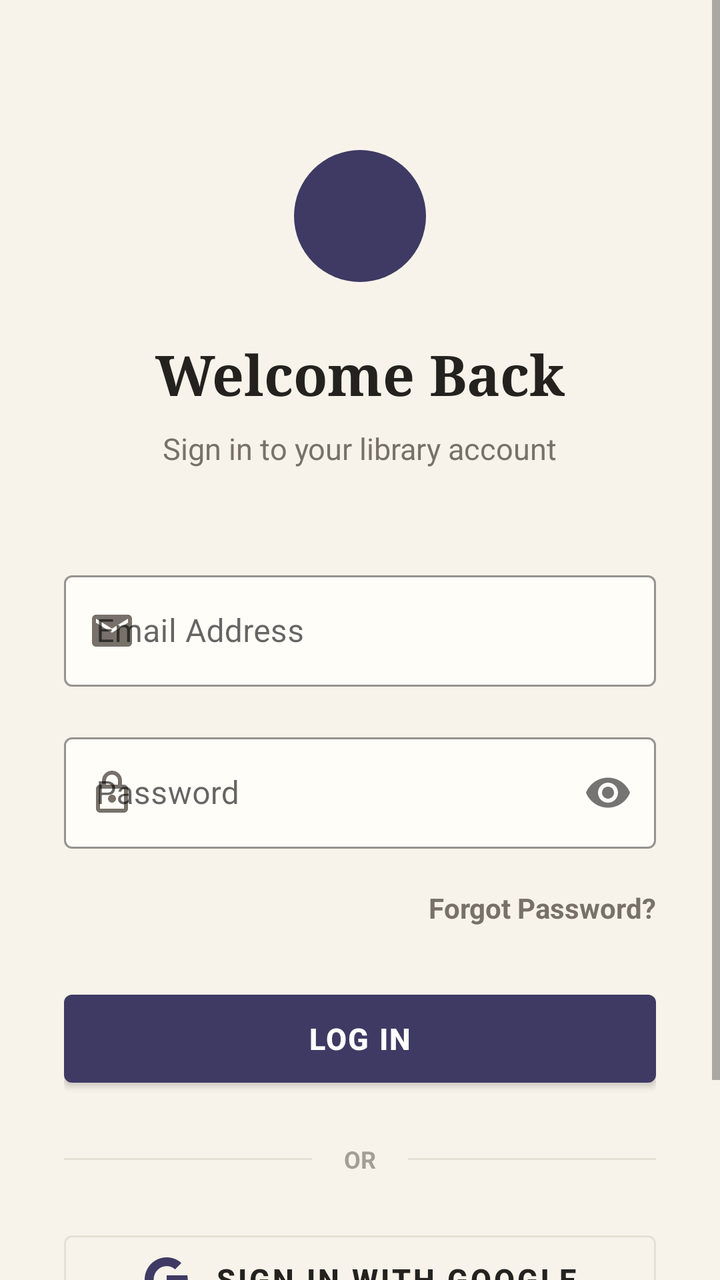
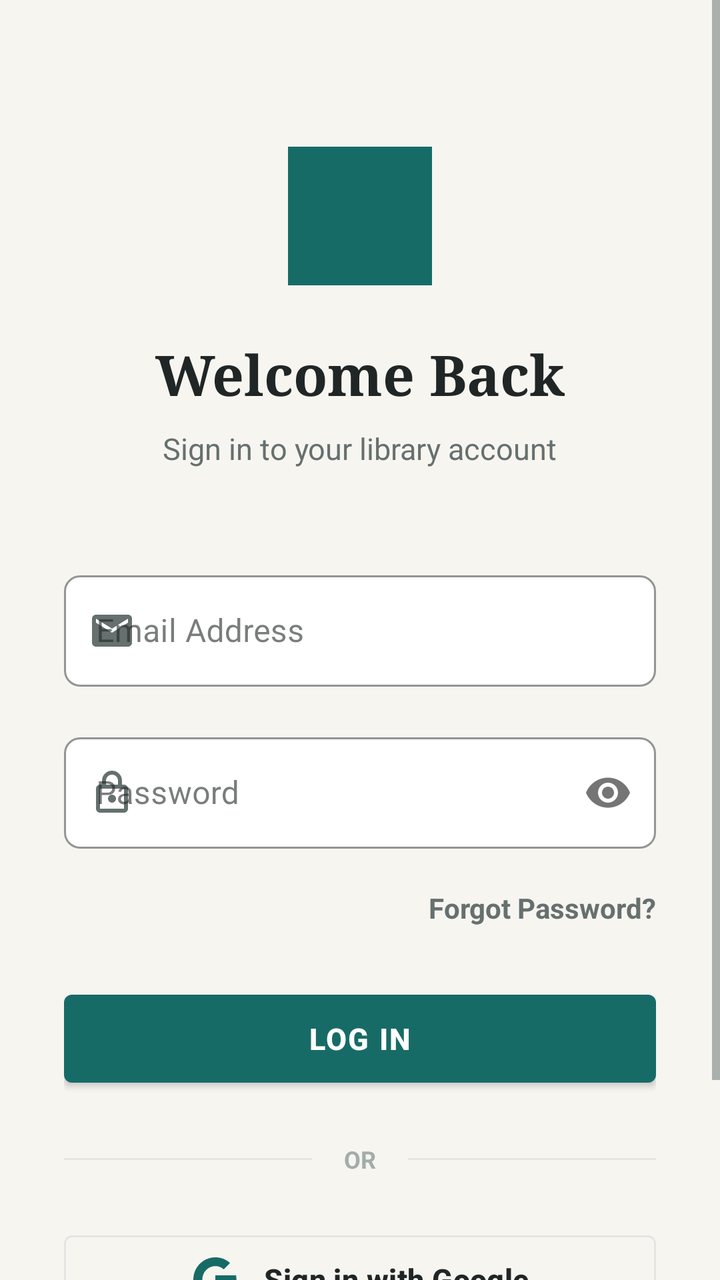

Before-and-after screenshots of an Android layout around one commit, followed by the original layout XML and the change that was made.
<!-- AndroidManifest.xml: application theme Theme.SmartLibrary -->
<!-- res/layout/activity_login.xml -->
<?xml version="1.0" encoding="utf-8"?>
<ScrollView xmlns:android="http://schemas.android.com/apk/res/android"
    xmlns:app="http://schemas.android.com/apk/res-auto"
    android:layout_width="match_parent"
    android:layout_height="match_parent"
    android:background="@color/background"
    android:fillViewport="true">

    <LinearLayout
        android:layout_width="match_parent"
        android:layout_height="wrap_content"
        android:orientation="vertical"
        android:padding="32dp">

        <LinearLayout
            android:layout_width="match_parent"
            android:layout_height="wrap_content"
            android:layout_marginTop="40dp"
            android:gravity="center_horizontal"
            android:orientation="vertical">

            <ImageView
                android:layout_width="72dp"
                android:layout_height="72dp"
                android:contentDescription="Library Logo"
                android:src="@drawable/ic_library_logo"
                app:tint="@color/primary" />

            <TextView
                android:layout_width="wrap_content"
                android:layout_height="wrap_content"
                android:layout_marginTop="24dp"
                android:text="Welcome Back"
                android:textColor="@color/text_primary"
                android:textSize="28sp"
                android:fontFamily="serif"
                android:textStyle="bold" />

            <TextView
                android:layout_width="wrap_content"
                android:layout_height="wrap_content"
                android:layout_marginTop="8dp"
                android:text="Sign in to your library account"
                android:textColor="@color/text_secondary"
                android:textSize="15sp" />
        </LinearLayout>

        <LinearLayout
            android:layout_width="match_parent"
            android:layout_height="wrap_content"
            android:orientation="vertical"
            android:layout_marginTop="48dp">

            <com.google.android.material.textfield.TextInputLayout
                android:id="@+id/tilEmail"
                style="@style/Widget.MaterialComponents.TextInputLayout.OutlinedBox"
                android:layout_width="match_parent"
                android:layout_height="wrap_content"
                android:hint="Email Address"
                app:boxStrokeColor="@color/primary"
                app:boxBackgroundColor="@color/surface"
                app:startIconDrawable="@drawable/ic_email"
                app:startIconTint="@color/text_secondary">

                <com.google.android.material.textfield.TextInputEditText
                    android:id="@+id/etEmail"
                    android:layout_width="match_parent"
                    android:layout_height="wrap_content"
                    android:inputType="textEmailAddress" />
            </com.google.android.material.textfield.TextInputLayout>

            <com.google.android.material.textfield.TextInputLayout
                android:id="@+id/tilPassword"
                style="@style/Widget.MaterialComponents.TextInputLayout.OutlinedBox"
                android:layout_width="match_parent"
                android:layout_height="wrap_content"
                android:layout_marginTop="20dp"
                android:hint="Password"
                app:boxStrokeColor="@color/primary"
                app:boxBackgroundColor="@color/surface"
                app:passwordToggleEnabled="true"
                app:startIconDrawable="@drawable/ic_lock"
                app:startIconTint="@color/text_secondary">

                <com.google.android.material.textfield.TextInputEditText
                    android:id="@+id/etPassword"
                    android:layout_width="match_parent"
                    android:layout_height="wrap_content"
                    android:inputType="textPassword" />
            </com.google.android.material.textfield.TextInputLayout>

            <TextView
                android:id="@+id/tvForgotPassword"
                android:layout_width="wrap_content"
                android:layout_height="wrap_content"
                android:layout_gravity="end"
                android:layout_marginTop="16dp"
                android:paddingVertical="4dp"
                android:text="Forgot Password?"
                android:textColor="@color/text_secondary"
                android:textStyle="bold" />

            <com.google.android.material.button.MaterialButton
                android:id="@+id/btnLogin"
                android:layout_width="match_parent"
                android:layout_height="56dp"
                android:layout_marginTop="24dp"
                android:text="LOG IN"
                android:textSize="15sp"
                android:textStyle="bold"
                android:letterSpacing="0.05"
                app:backgroundTint="@color/primary"
                app:cornerRadius="4dp" />

            <ProgressBar
                android:id="@+id/progressBarLogin"
                android:layout_width="wrap_content"
                android:layout_height="wrap_content"
                android:layout_gravity="center"
                android:layout_marginTop="16dp"
                android:indeterminateTint="@color/primary"
                android:visibility="gone" />
        </LinearLayout>

        <LinearLayout
            android:layout_width="match_parent"
            android:layout_height="wrap_content"
            android:layout_marginTop="24dp"
            android:gravity="center"
            android:orientation="horizontal">
            <View
                android:layout_width="0dp"
                android:layout_height="1dp"
                android:layout_weight="1"
                android:background="@color/divider" />
            <TextView
                android:layout_width="wrap_content"
                android:layout_height="wrap_content"
                android:layout_marginHorizontal="16dp"
                android:text="OR"
                android:textColor="@color/text_muted"
                android:textSize="12sp"
                android:textStyle="bold" />
            <View
                android:layout_width="0dp"
                android:layout_height="1dp"
                android:layout_weight="1"
                android:background="@color/divider" />
        </LinearLayout>

        <com.google.android.material.button.MaterialButton
            android:id="@+id/btnGoogleSignIn"
            style="@style/Widget.MaterialComponents.Button.OutlinedButton"
            android:layout_width="match_parent"
            android:layout_height="56dp"
            android:layout_marginTop="24dp"
            android:text="Sign in with Google"
            android:textColor="@color/text_primary"
            android:textSize="15sp"
            android:textStyle="bold"
            app:cornerRadius="4dp"
            app:icon="@drawable/ic_google"
            app:iconGravity="textStart"
            app:iconPadding="12dp"
            app:strokeColor="@color/divider" />

        <LinearLayout
            android:layout_width="match_parent"
            android:layout_height="wrap_content"
            android:layout_marginTop="32dp"
            android:gravity="center"
            android:orientation="horizontal">

            <TextView
                android:layout_width="wrap_content"
                android:layout_height="wrap_content"
                android:text="Don't have an account? "
                android:textColor="@color/text_secondary" />

            <TextView
                android:id="@+id/tvRegister"
                android:layout_width="wrap_content"
                android:layout_height="wrap_content"
                android:padding="4dp"
                android:text="Sign up now"
                android:textColor="@color/primary"
                android:textStyle="bold" />
        </LinearLayout>

    </LinearLayout>
</ScrollView>
<!-- resources referenced by this layout -->
<resources>
  <color name="background">#F7F3EA</color>
  <color name="divider">#E7E0D4</color>
  <color name="primary">#3F3A63</color>
  <color name="surface">#FFFDF8</color>
  <color name="text_muted">#A39E96</color>
  <color name="text_primary">#24221F</color>
  <color name="text_secondary">#77716A</color>
  <!-- drawable ic_library_logo (drawable) -->
  <vector xmlns:android="http://schemas.android.com/apk/res/android"
      android:width="96dp"
      android:height="96dp"
      android:viewportWidth="96"
      android:viewportHeight="96">
  
      
      <path
          android:fillColor="#0EA5E9"
          android:pathData="M48,4A44,44 0,1 0,92 48,44.05 44.05 0,0 0,48 4Z" />
      <path
          android:fillColor="#1E293B"
          android:pathData="M48,10A38,38 0,1 0,86 48,38.04 38.04 0,0 0,48 10Z" />
  
      
      <path
          android:fillColor="#FFFFFF"
          android:pathData="M24,32 C32,28 42,30 48,34 C54,30 64,28 72,32 L72,66 C64,62 54,64 48,68 C42,64 32,62 24,66 Z" />
      <path
          android:fillColor="#0EA5E9"
          android:pathData="M46,36 L46,65 C42,62 33,60 26,63 L26,34 C33,31 42,33 46,36 Z" />
  
      
      <path
          android:fillColor="#38BDF8"
          android:pathData="M58,40 h8 v8 h-8 z M68,40 h6 v6 h-6 z M58,50 h6 v6 h-6 z M66,48 h8 v8 h-8 z" />
  
      
      <path
          android:fillColor="#F59E0B"
          android:pathData="M48,22 l2,4 4,1 -3,3 1,4 -4,-2 -4,2 1,-4 -3,-3 4,-1 z" />
  </vector>
  <style name="Base.Theme.SmartLibrary" parent="Theme.MaterialComponents.DayNight.NoActionBar">
          
          <item name="colorPrimary">@color/primary</item>
          <item name="colorPrimaryVariant">@color/primary_dark</item>
          <item name="colorOnPrimary">@color/white</item>
          
          <item name="colorSecondary">@color/accent</item>
          <item name="colorSecondaryVariant">@color/accent_dark</item>
          <item name="colorOnSecondary">@color/white</item>
          
          <item name="android:statusBarColor">@color/background</item>
          <item name="android:windowLightStatusBar">true</item>
          
          <item name="android:windowBackground">@color/background</item>
      </style>
  <color name="primary_dark">#2B2745</color>
  <color name="white">#FFFFFF</color>
  <color name="accent">#C79A55</color>
  <color name="accent_dark">#A67C3F</color>
  <!-- unchanged entries left out for length: 4 -->
</resources>

<!-- the commit's change to res/layout/activity_login.xml (unified diff, before → after) -->
@@ -23,7 +23,7 @@
                 android:layout_width="72dp"
                 android:layout_height="72dp"
                 android:contentDescription="Library Logo"
-                android:src="@drawable/ic_library_logo"
+                android:src="@drawable/ic_user_logo"
                 app:tint="@color/primary" />
 
             <TextView
<!-- resource entries referenced after the edit -->
@@ -1,45 +1,13 @@
 <!-- resources referenced by this layout -->
 <resources>
-  <color name="background">#F7F3EA</color>
-  <color name="divider">#E7E0D4</color>
-  <color name="primary">#3F3A63</color>
-  <color name="surface">#FFFDF8</color>
-  <color name="text_muted">#A39E96</color>
-  <color name="text_primary">#24221F</color>
-  <color name="text_secondary">#77716A</color>
-  <!-- drawable ic_library_logo (drawable) -->
-  <vector xmlns:android="http://schemas.android.com/apk/res/android"
-      android:width="96dp"
-      android:height="96dp"
-      android:viewportWidth="96"
-      android:viewportHeight="96">
-  
-      
-      <path
-          android:fillColor="#0EA5E9"
-          android:pathData="M48,4A44,44 0,1 0,92 48,44.05 44.05 0,0 0,48 4Z" />
-      <path
-          android:fillColor="#1E293B"
-          android:pathData="M48,10A38,38 0,1 0,86 48,38.04 38.04 0,0 0,48 10Z" />
-  
-      
-      <path
-          android:fillColor="#FFFFFF"
-          android:pathData="M24,32 C32,28 42,30 48,34 C54,30 64,28 72,32 L72,66 C64,62 54,64 48,68 C42,64 32,62 24,66 Z" />
-      <path
-          android:fillColor="#0EA5E9"
-          android:pathData="M46,36 L46,65 C42,62 33,60 26,63 L26,34 C33,31 42,33 46,36 Z" />
-  
-      
-      <path
-          android:fillColor="#38BDF8"
-          android:pathData="M58,40 h8 v8 h-8 z M68,40 h6 v6 h-6 z M58,50 h6 v6 h-6 z M66,48 h8 v8 h-8 z" />
-  
-      
-      <path
-          android:fillColor="#F59E0B"
-          android:pathData="M48,22 l2,4 4,1 -3,3 1,4 -4,-2 -4,2 1,-4 -3,-3 4,-1 z" />
-  </vector>
+  <color name="background">#F7F5F0</color>
+  <color name="divider">#E3E6E3</color>
+  <color name="primary">#176B67</color>
+  <color name="surface">#FFFFFF</color>
+  <color name="text_muted">#A2ADAB</color>
+  <color name="text_primary">#202625</color>
+  <color name="text_secondary">#66706E</color>
+  <!-- drawable ic_user_logo: png bitmap (drawable, 35357 bytes) -->
   <style name="Base.Theme.SmartLibrary" parent="Theme.MaterialComponents.DayNight.NoActionBar">
           
           <item name="colorPrimary">@color/primary</item>
@@ -54,11 +22,55 @@
           <item name="android:windowLightStatusBar">true</item>
           
           <item name="android:windowBackground">@color/background</item>
+          <item name="colorSurface">@color/surface</item>
+          <item name="colorOnSurface">@color/text_primary</item>
+          <item name="android:textColorPrimary">@color/text_primary</item>
+          <item name="android:textColorSecondary">@color/text_secondary</item>
+          
+          
+          <item name="shapeAppearanceSmallComponent">@style/ShapeAppearance.SmartLibrary.SmallComponent</item>
+          <item name="shapeAppearanceMediumComponent">@style/ShapeAppearance.SmartLibrary.MediumComponent</item>
+          <item name="shapeAppearanceLargeComponent">@style/ShapeAppearance.SmartLibrary.LargeComponent</item>
+          <item name="materialCardViewStyle">@style/Widget.SmartLibrary.CardView</item>
+          <item name="materialButtonStyle">@style/Widget.SmartLibrary.Button</item>
+          <item name="bottomNavigationStyle">@style/Widget.SmartLibrary.BottomNavigationView</item>
       </style>
-  <color name="primary_dark">#2B2745</color>
+  <color name="primary_dark">#125854</color>
   <color name="white">#FFFFFF</color>
-  <color name="accent">#C79A55</color>
-  <color name="accent_dark">#A67C3F</color>
+  <color name="accent">#C58A3A</color>
+  <color name="accent_dark">#A47230</color>
+  <style name="ShapeAppearance.SmartLibrary.SmallComponent" parent="ShapeAppearance.MaterialComponents.SmallComponent">
+          <item name="cornerFamily">rounded</item>
+          <item name="cornerSize">8dp</item>
+      </style>
+  <style name="ShapeAppearance.SmartLibrary.MediumComponent" parent="ShapeAppearance.MaterialComponents.MediumComponent">
+          <item name="cornerFamily">rounded</item>
+          <item name="cornerSize">16dp</item>
+      </style>
+  <style name="ShapeAppearance.SmartLibrary.LargeComponent" parent="ShapeAppearance.MaterialComponents.LargeComponent">
+          <item name="cornerFamily">rounded</item>
+          <item name="cornerSize">24dp</item>
+      </style>
+  <style name="Widget.SmartLibrary.CardView" parent="Widget.MaterialComponents.CardView">
+          <item name="shapeAppearanceOverlay">@style/ShapeAppearance.SmartLibrary.MediumComponent</item>
+          <item name="cardElevation">0dp</item>
+          <item name="strokeWidth">1dp</item>
+          <item name="strokeColor">@color/card_stroke</item>
+          <item name="cardBackgroundColor">@color/surface</item>
+      </style>
+  <style name="Widget.SmartLibrary.Button" parent="Widget.MaterialComponents.Button">
+          <item name="shapeAppearanceOverlay">@style/ShapeAppearance.SmartLibrary.SmallComponent</item>
+          <item name="android:textAllCaps">false</item>
+          <item name="android:letterSpacing">0.01</item>
+          <item name="android:textSize">16sp</item>
+      </style>
+  <style name="Widget.SmartLibrary.BottomNavigationView" parent="Widget.MaterialComponents.BottomNavigationView">
+          <item name="backgroundTint">@color/surface</item>
+          <item name="itemIconTint">@color/bottom_nav_item_color</item>
+          <item name="itemTextColor">@color/bottom_nav_item_color</item>
+          <item name="elevation">8dp</item>
+      </style>
+  <color name="card_stroke">#E3E6E3</color>
   <!-- unchanged entries left out for length: 4 -->
 </resources>
 
